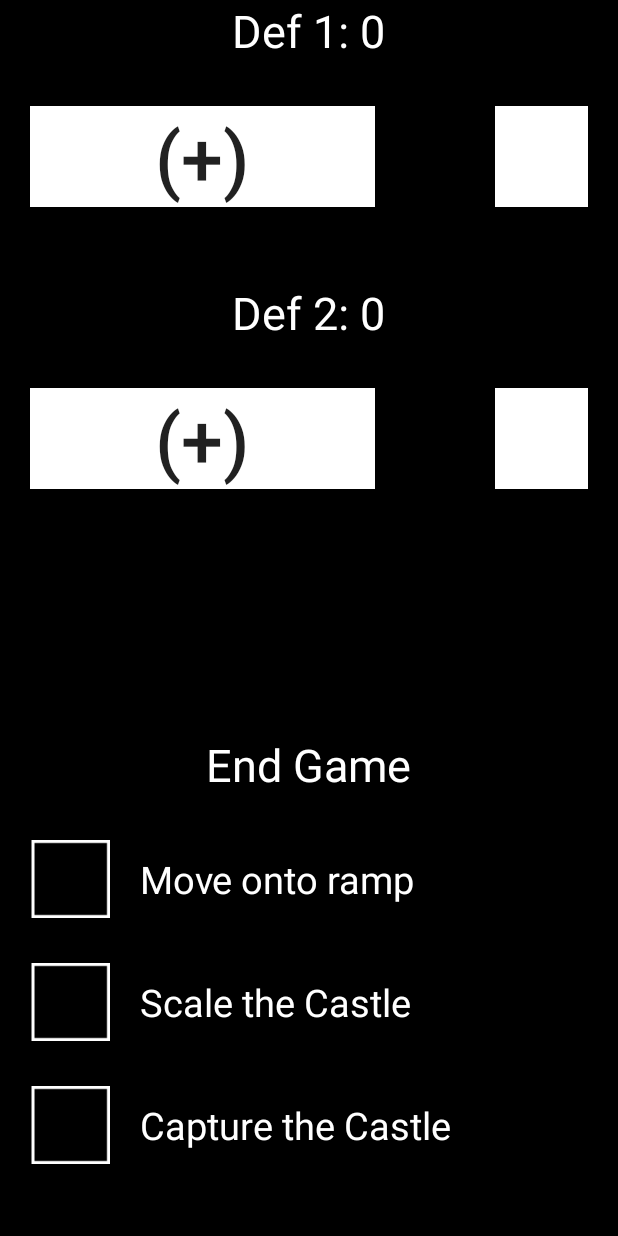
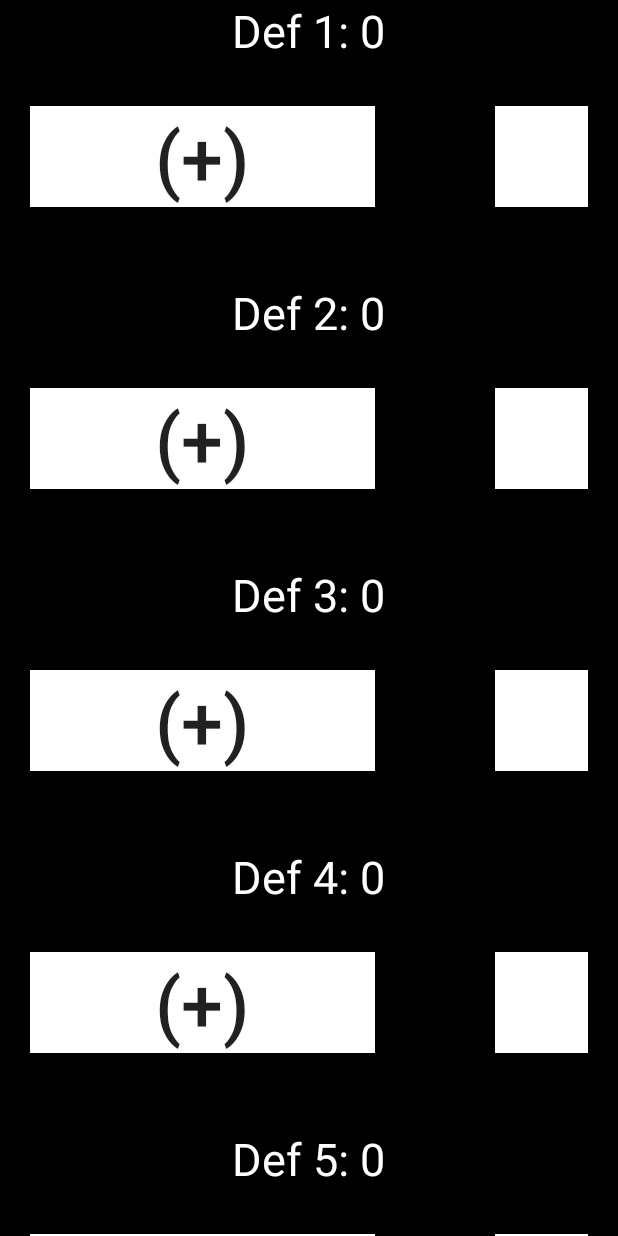
Before and after one commit to STORM-FTC-4390-7433/FRC-Scouting-2016-User, an Android app: the layout fragment_tele.xml on its own in the app's theme, with its tools: preview values and no code run, scrolled down 576 dp, on a phone screen of 412 x 824 dp. Run offline under Robolectric (Android 15) with nearby library versions, the phone set to English and light mode, and no system bars.

Commit message:
Redesign done

```diff
--- a/app/src/main/res/layout/fragment_tele.xml
+++ b/app/src/main/res/layout/fragment_tele.xml
@@ -216,14 +216,13 @@
                 android:layout_marginLeft="80dp" />
 
         </LinearLayout>
-    </LinearLayout>
 
         <TextView
             android:layout_width="wrap_content"
             android:layout_height="wrap_content"
             android:textAppearance="?android:attr/textAppearanceLarge"
-        android:text="End Game"
-        android:id="@+id/txtEnd"
+            android:text="Def 3: 0"
+            android:id="@+id/D3Txt"
             android:textColor="#fff"
             android:textSize="30dp"
             android:layout_alignParentBottom="true"
@@ -234,62 +233,122 @@
             android:layout_gravity="center_horizontal" />
 
         <LinearLayout
+            android:layout_width="match_parent"
+            android:layout_height="wrap_content"
+            android:orientation="horizontal">
+            <Button
+                android:layout_width="230dp"
+                android:layout_height="wrap_content"
+                android:text="(+)"
+                android:id="@+id/btnDef3"
+                android:textSize="50dp"
+                android:layout_below="@+id/btnDecHigh"
+                android:layout_centerHorizontal="true"
+                android:onClick="Def3"
+                android:background="@android:color/background_light"
+                android:layout_marginBottom="20dp" />
+
+            <Button
+                android:layout_width="230dp"
+                android:layout_height="wrap_content"
+                android:text="(-)"
+                android:id="@+id/btnDef3Sub"
+                android:textSize="50dp"
+                android:layout_below="@+id/btnDef1"
+                android:layout_centerHorizontal="true"
+                android:onClick="Def3Sub"
+                android:background="@android:color/background_light"
+                android:layout_marginLeft="80dp" />
+
+        </LinearLayout>
+        <TextView
             android:layout_width="wrap_content"
             android:layout_height="wrap_content"
-        android:orientation="vertical"
+            android:textAppearance="?android:attr/textAppearanceLarge"
+            android:text="Def 4: 0"
+            android:id="@+id/D4Txt"
+            android:textColor="#fff"
+            android:textSize="30dp"
             android:layout_alignParentBottom="true"
-        android:layout_alignParentLeft="true"
-        android:layout_alignParentStart="true"
-        android:id="@+id/linearLayout"
-        android:layout_marginBottom="20dp">
+            android:layout_centerHorizontal="true"
+            android:layout_marginTop="30dp"
+            android:layout_marginBottom="30dp"
+            android:gravity="center"
+            android:layout_gravity="center_horizontal" />
 
-        <CheckBox
+        <LinearLayout
+            android:layout_width="match_parent"
+            android:layout_height="wrap_content"
+            android:orientation="horizontal">
+            <Button
+                android:layout_width="230dp"
+                android:layout_height="wrap_content"
+                android:text="(+)"
+                android:id="@+id/btnDef4"
+                android:textSize="50dp"
+                android:layout_below="@+id/btnDecHigh"
+                android:layout_centerHorizontal="true"
+                android:onClick="Def4"
+                android:background="@android:color/background_light"
+                android:layout_marginBottom="20dp" />
+
+            <Button
+                android:layout_width="230dp"
+                android:layout_height="wrap_content"
+                android:text="(-)"
+                android:id="@+id/btnDef4Sub"
+                android:textSize="50dp"
+                android:layout_below="@+id/btnDef1"
+                android:layout_centerHorizontal="true"
+                android:onClick="Def4Sub"
+                android:background="@android:color/background_light"
+                android:layout_marginLeft="80dp" />
+
+        </LinearLayout>
+        <TextView
             android:layout_width="wrap_content"
             android:layout_height="wrap_content"
-            android:text="Move onto ramp"
-            android:id="@+id/ramp"
-            android:button="@drawable/box"
-            android:textSize="25sp"
-            android:paddingLeft="20dp"
-            android:checked="false"
-            android:textColor="@color/white"
-            android:layout_above="@+id/scale"
-            android:layout_alignParentLeft="true"
-            android:layout_alignParentStart="true"
+            android:textAppearance="?android:attr/textAppearanceLarge"
+            android:text="Def 5: 0"
+            android:id="@+id/D5Txt"
+            android:textColor="#fff"
+            android:textSize="30dp"
+            android:layout_alignParentBottom="true"
+            android:layout_centerHorizontal="true"
+            android:layout_marginTop="30dp"
             android:layout_marginBottom="30dp"
-            android:layout_gravity="center_vertical" />
+            android:gravity="center"
+            android:layout_gravity="center_horizontal" />
 
-        <CheckBox
-            android:layout_width="wrap_content"
+        <LinearLayout
+            android:layout_width="match_parent"
             android:layout_height="wrap_content"
-            android:text="Scale the Castle"
-            android:id="@+id/scale"
+            android:orientation="horizontal">
+            <Button
+                android:layout_width="230dp"
+                android:layout_height="wrap_content"
+                android:text="(+)"
+                android:id="@+id/btnDef5"
+                android:textSize="50dp"
+                android:layout_below="@+id/btnDecHigh"
+                android:layout_centerHorizontal="true"
+                android:onClick="Def5"
+                android:background="@android:color/background_light"
+                android:layout_marginBottom="20dp" />
 
-            android:button="@drawable/box"
-            android:textSize="25sp"
-            android:paddingLeft="20dp"
-            android:checked="false"
-            android:layout_above="@+id/scale"
-            android:layout_alignParentLeft="true"
-            android:layout_alignParentStart="true"
-            android:layout_marginBottom="30dp"
-            android:textColor="@color/white"/>
+            <Button
+                android:layout_width="230dp"
+                android:layout_height="wrap_content"
+                android:text="(-)"
+                android:id="@+id/btnDef5Sub"
+                android:textSize="50dp"
+                android:layout_below="@+id/btnDef1"
+                android:layout_centerHorizontal="true"
+                android:onClick="Def5Sub"
+                android:background="@android:color/background_light"
+                android:layout_marginLeft="80dp" />
 
-        <CheckBox
-            android:layout_width="wrap_content"
-            android:layout_height="wrap_content"
-            android:text="Capture the Castle"
-            android:id="@+id/capture"
-            android:textColor="#ffffff"
-            android:button="@drawable/box"
-            android:textSize="25sp"
-            android:paddingLeft="20dp"
-            android:checked="false"
-            android:layout_alignParentBottom="true"
-            android:layout_alignParentLeft="true"
-            android:layout_alignParentStart="true"
-            android:layout_marginBottom="30dp" />
-
+        </LinearLayout>
     </LinearLayout>
 
 </LinearLayout>
```
Also changed, not shown: app/src/main/java/database/DatabaseHandler.java (+2 -30 lines), app/src/main/java/fragments/EndFragment.java (added, +42 -0 lines), app/src/main/java/fragments/TeleFragment.java (+16 -11 lines), app/src/main/java/fragments/ViewPagerAdapter.java (+8 -3 lines), app/src/main/java/org/lrhsd/storm/user16/MainActivity.java (+34 -14 lines), app/src/main/java/org/lrhsd/storm/user16/MatchActivity.java (+36 -62 lines), app/src/main/res/layout/fragment_end.xml (added, +68 -0 lines), app/gradle/wrapper/gradle-wrapper.properties (added), 4 other files. Lines whose indentation alone changed are shown as unchanged.
